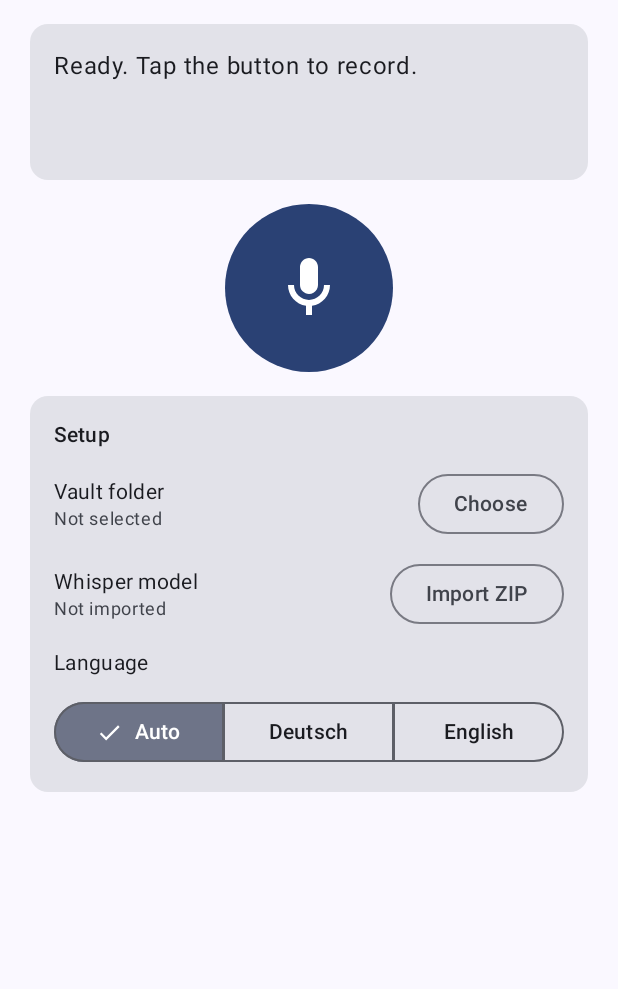
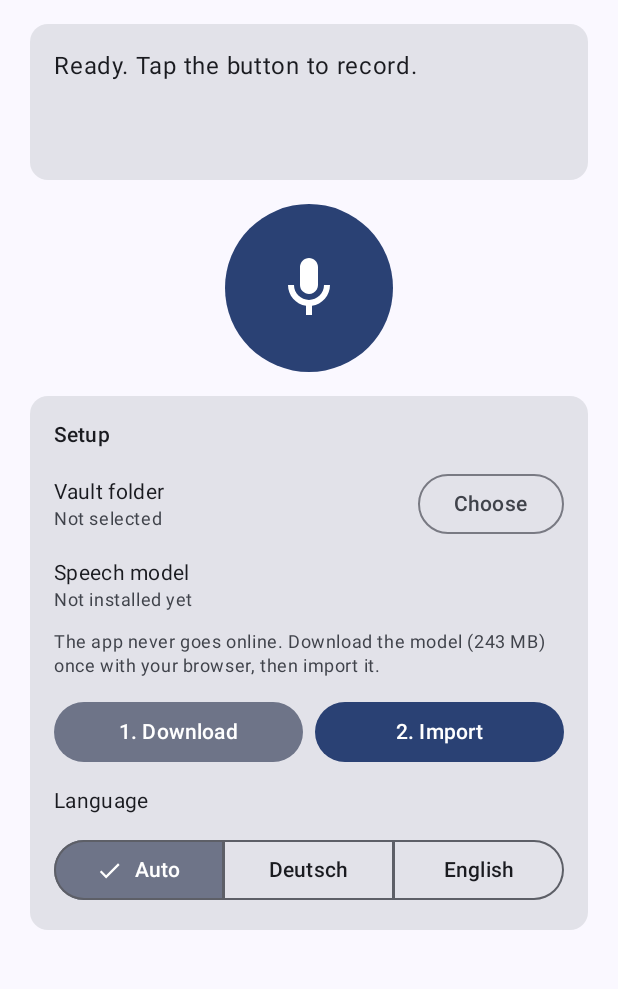
Before and after one commit to Sundowna/android-capture, an Android app built with Jetpack Compose: the screen it shows after launch (MainActivity), on a phone screen of 412 x 824 dp, the part 84-1073 px from its top. Run offline under Robolectric (Android 15) with nearby library versions, the phone set to English and light mode, and no system bars; libraries missing offline, so code that uses them is left out: ai.onnxruntime, ai.onnxruntime.extensions.

Commit message:
Model setup without internet permission: browser download plus verified import
- Setup shows '1. Download' (opens the Hugging Face file in the browser)
  and '2. Import' (file picker opening in Downloads)
- Import checks size and SHA-256 against the published values and
  rejects broken or tampered files

Co-Authored-By: Claude Opus 5.5 <noreply@anthropic.com>

```diff
--- a/app/src/main/java/org/brain/capture/ui/MainActivity.kt
+++ b/app/src/main/java/org/brain/capture/ui/MainActivity.kt
@@ -121,7 +121,7 @@ private fun CaptureScreen(retryRequest: MutableState<Boolean>) {
             prefs.vaultUri = uri; vault = uri
         }
     }
-    val pickModel = rememberLauncherForActivityResult(ActivityResultContracts.OpenDocument()) { uri: Uri? ->
+    val pickModel = rememberLauncherForActivityResult(OpenInDownloads()) { uri: Uri? ->
         if (uri != null) scope.launch {
             importError = null; importProgress = null
             runCatching {
@@ -204,10 +204,25 @@ private fun CaptureScreen(retryRequest: MutableState<Boolean>) {
                     OutlinedButton(onClick = { pickVault.launch(null) }) { Text(if (vault == null) "Choose" else "Change") }
                 }
 
-                SetupRow("Whisper model", if (modelReady) "Installed" else "Not imported") {
-                    OutlinedButton(enabled = importProgress == -1f,
-                        onClick = { pickModel.launch(arrayOf("application/zip", "application/octet-stream")) }) {
-                        Text(if (modelReady) "Replace" else "Import ZIP")
+                SetupRow("Speech model", if (modelReady) "Installed" else "Not installed yet") {
+                    if (modelReady) OutlinedButton(enabled = importProgress == -1f,
+                        onClick = { pickModel.launch(arrayOf("application/zip", "application/octet-stream")) }) { Text("Replace") }
+                }
+                if (!modelReady) {
+                    Text(
+                        "The app never goes online. Download the model (243 MB) once with your browser, then import it.",
+                        style = MaterialTheme.typography.bodySmall,
+                        color = MaterialTheme.colorScheme.onSurfaceVariant,
+                    )
+                    Row(horizontalArrangement = Arrangement.spacedBy(8.dp)) {
+                        FilledTonalButton(onClick = {
+                            runCatching {
+                                ctx.startActivity(Intent(Intent.ACTION_VIEW, Uri.parse(ModelStore.MODEL_URL)))
+                            }.onFailure { importError = "No browser found to download the model." }
+                        }, modifier = Modifier.weight(1f)) { Text("1. Download") }
+                        Button(enabled = importProgress == -1f,
+                            onClick = { pickModel.launch(arrayOf("application/zip", "application/octet-stream")) },
+                            modifier = Modifier.weight(1f)) { Text("2. Import") }
                     }
                 }
                 when (val p = importProgress) {
@@ -243,3 +258,12 @@ private fun SetupRow(label: String, value: String, action: @Composable () -> Uni
         action()
     }
 }
+
+/** File picker that starts in the Download folder, where the browser saved the model. */
+private class OpenInDownloads : ActivityResultContracts.OpenDocument() {
+    override fun createIntent(context: android.content.Context, input: Array<String>): Intent =
+        super.createIntent(context, input).putExtra(
+            android.provider.DocumentsContract.EXTRA_INITIAL_URI,
+            android.provider.DocumentsContract.buildDocumentUri("com.android.externalstorage.documents", "primary:Download"),
+        )
+}
```
Also changed, not shown: app/src/main/java/org/brain/capture/transcribe/ModelStore.kt (+39 -18 lines).
